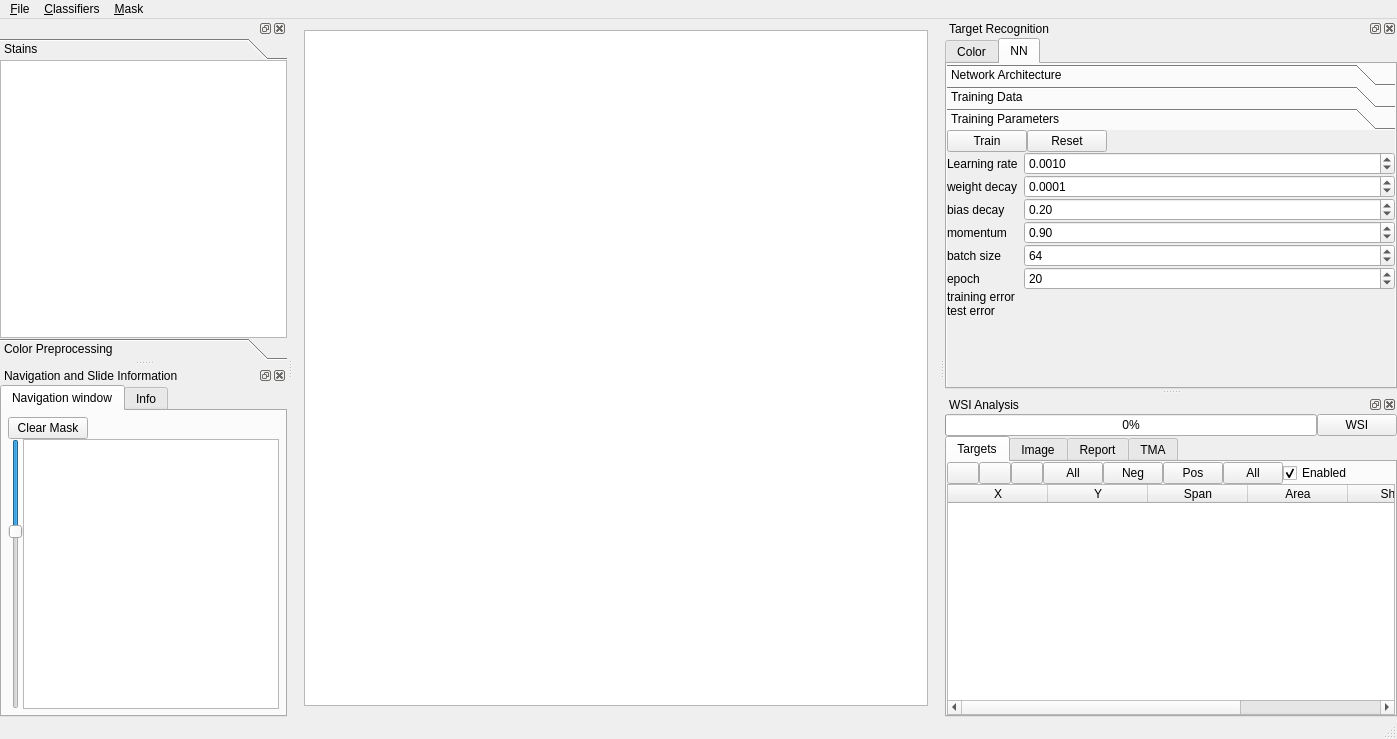
Old version of the form mainwindow.ui in the repository frankyeh/WSRecognizer.
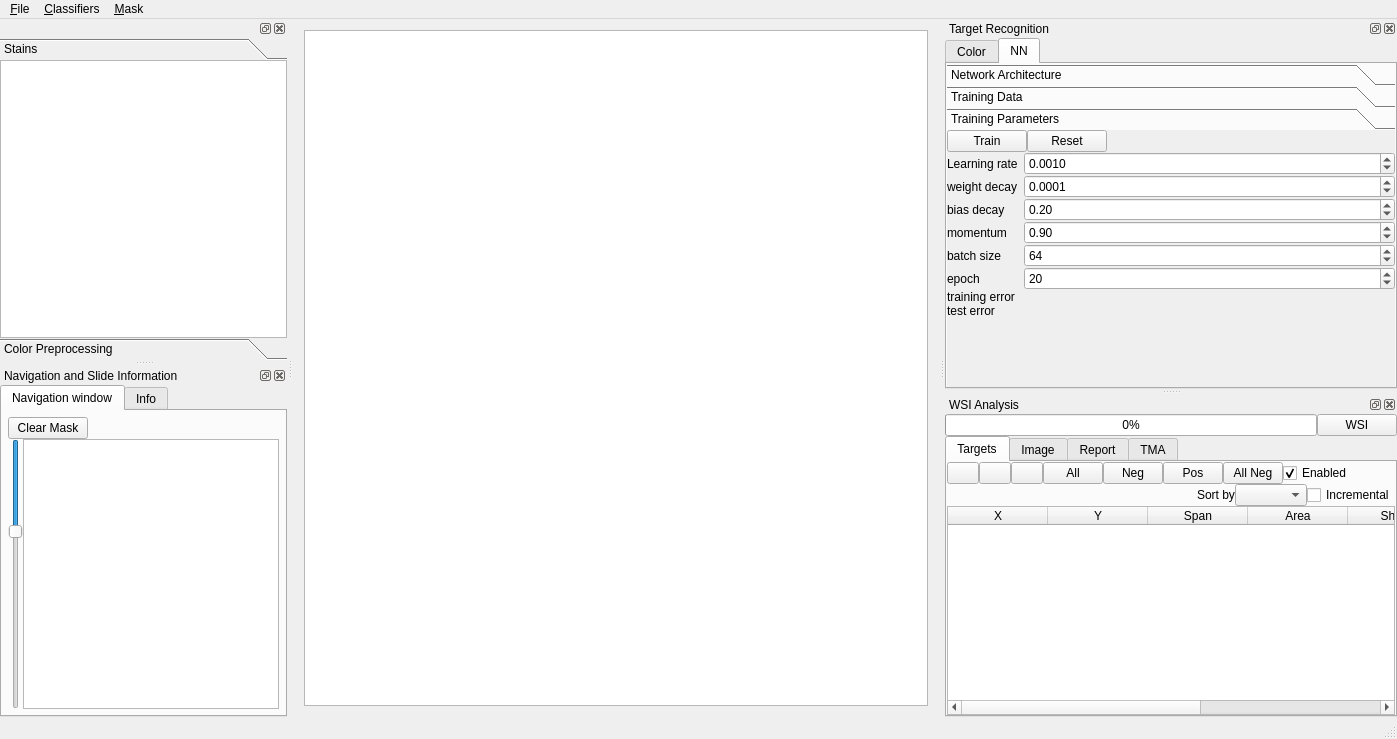
New version of the form. The open tabs and pages were chosen to show the change. Icons and pictures are not drawn. Custom widgets are drawn as their Qt base class.

Diff of the .ui file:
```diff
--- a/mainwindow.ui
+++ b/mainwindow.ui
@@ -1360,7 +1360,7 @@
               </size>
              </property>
              <property name="text">
-              <string>All</string>
+              <string>All Neg</string>
              </property>
              <property name="icon">
               <iconset resource="icons.qrc">
@@ -1393,6 +1393,46 @@
            </item>
           </layout>
          </item>
+         <item>
+          <layout class="QHBoxLayout" name="horizontalLayout_23">
+           <property name="spacing">
+            <number>0</number>
+           </property>
+           <property name="topMargin">
+            <number>0</number>
+           </property>
+           <item>
+            <spacer name="horizontalSpacer_9">
+             <property name="orientation">
+              <enum>Qt::Horizontal</enum>
+             </property>
+             <property name="sizeHint" stdset="0">
+              <size>
+               <width>40</width>
+               <height>20</height>
+              </size>
+             </property>
+            </spacer>
+           </item>
+           <item>
+            <widget class="QLabel" name="label_21">
+             <property name="text">
+              <string>Sort by</string>
+             </property>
+            </widget>
+           </item>
+           <item>
+            <widget class="QComboBox" name="sort_result_by"/>
+           </item>
+           <item>
+            <widget class="QCheckBox" name="sort_incremental">
+             <property name="text">
+              <string>Incremental</string>
+             </property>
+            </widget>
+           </item>
+          </layout>
+         </item>
          <item>
           <widget class="QTableWidget" name="recog_result">
            <property name="editTriggers">
@@ -1437,6 +1477,11 @@
              <string>Intensity</string>
             </property>
            </column>
+           <column>
+            <property name="text">
+             <string>NN</string>
+            </property>
+           </column>
           </widget>
          </item>
         </layout>
```
Left out of the diff: 16 changed lines with no effect on the pictures.
